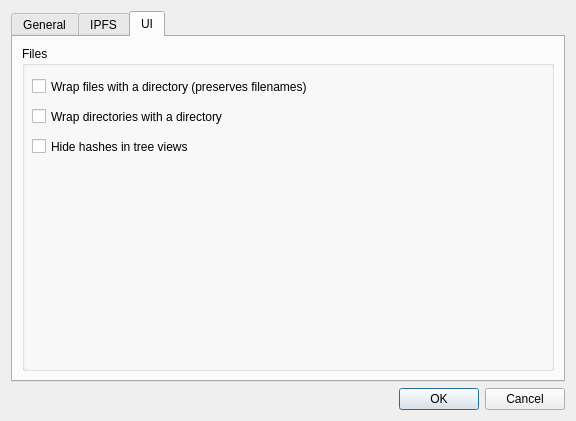
This is galacteek/ui/settings.ui in pinnaculum/galacteek as Qt 5 draws it before an edit. The edited form follows.
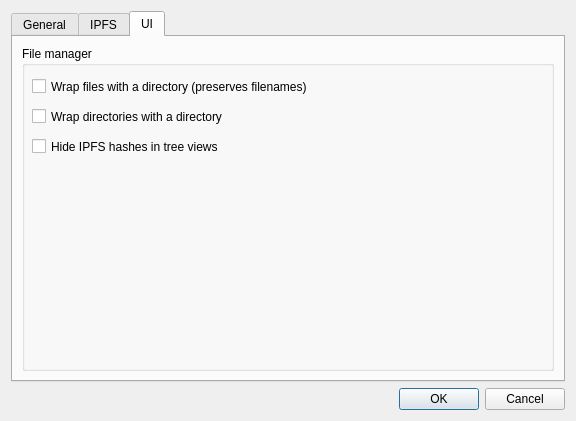
This is the edited form. The open tabs and pages were chosen to show the change.

Diff of the .ui file:
```diff
--- a/galacteek/ui/settings.ui
+++ b/galacteek/ui/settings.ui
@@ -356,7 +356,7 @@
          <item row="0" column="0">
           <widget class="QGroupBox" name="groupBox">
            <property name="title">
-            <string>Files</string>
+            <string>File manager</string>
            </property>
            <widget class="QCheckBox" name="wrapFiles">
             <property name="geometry">
@@ -394,7 +394,7 @@
              </rect>
             </property>
             <property name="text">
-             <string>Hide hashes in tree views</string>
+             <string>Hide IPFS hashes in tree views</string>
             </property>
            </widget>
           </widget>
```
Left out of the diff: 2 changed lines with no effect on the pictures.
